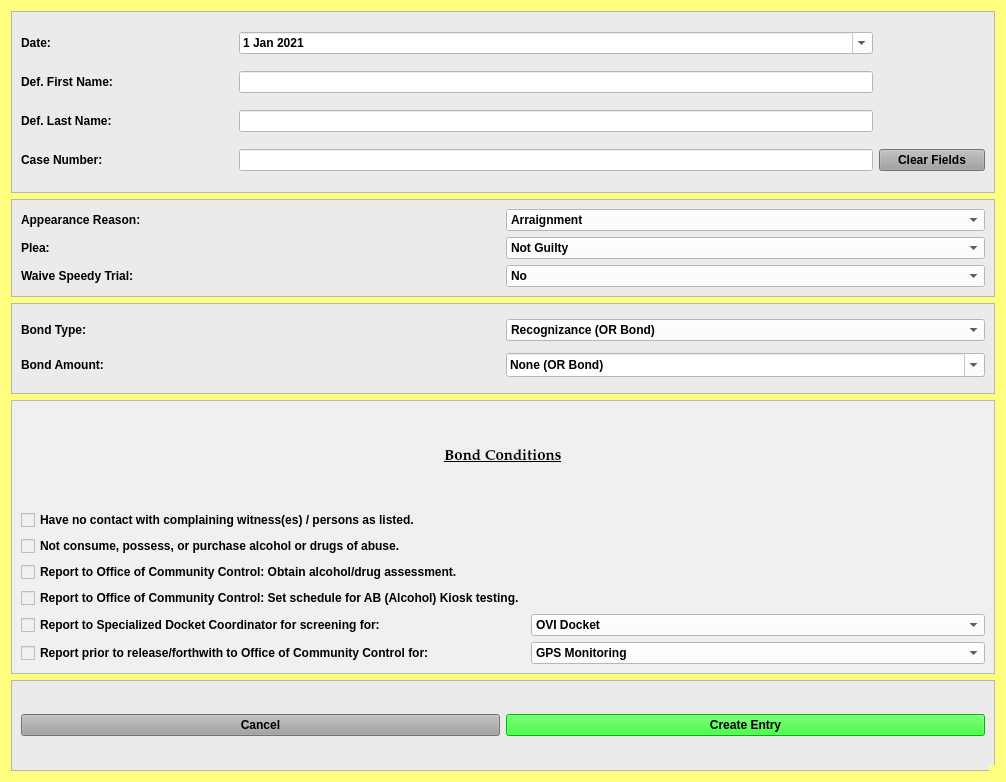
HunterProgram22/MuniEntry, file resources/ui/NotGuiltyBondDialog.ui: the form before one commit.
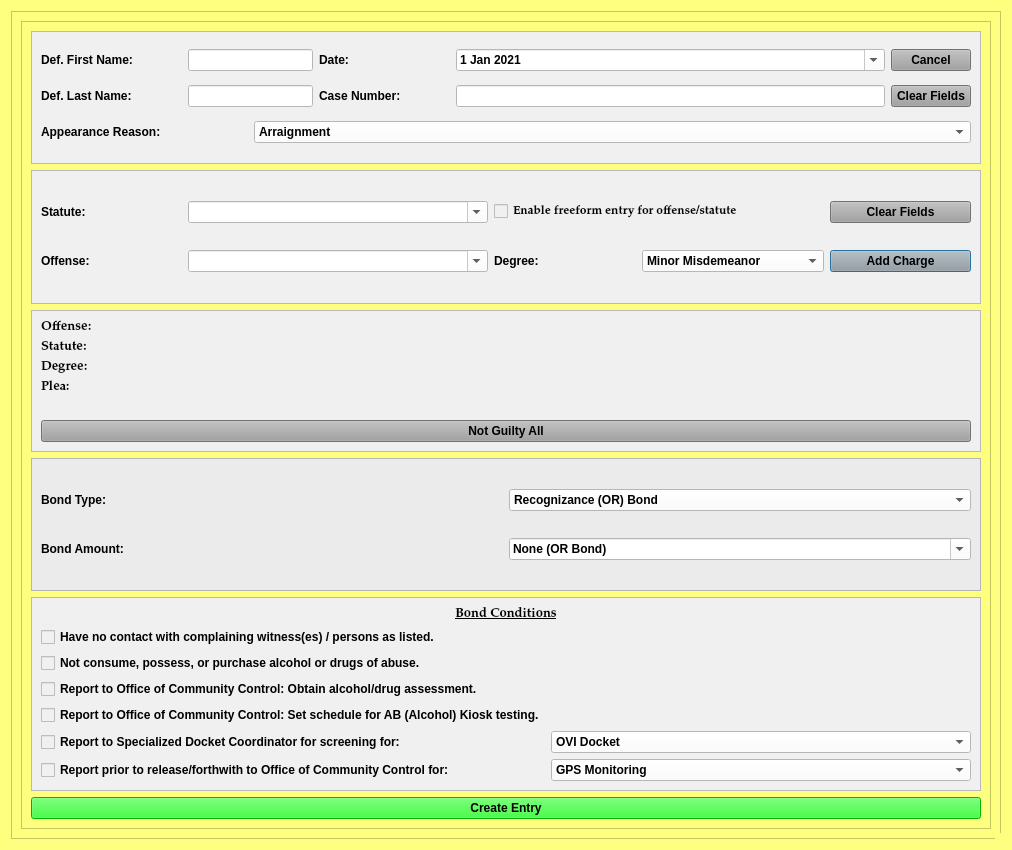
The form after the commit.

Commit message: Working on Not Guilty Bond Template and Dialog.

```diff
--- a/resources/ui/NotGuiltyBondDialog.ui
+++ b/resources/ui/NotGuiltyBondDialog.ui
@@ -5,15 +5,12 @@
   <property name="windowModality">
    <enum>Qt::NonModal</enum>
   </property>
-  <property name="enabled">
-   <bool>true</bool>
-  </property>
   <property name="geometry">
    <rect>
     <x>0</x>
     <y>0</y>
-    <width>1006</width>
-    <height>782</height>
+    <width>1012</width>
+    <height>850</height>
    </rect>
   </property>
   <property name="sizePolicy">
@@ -128,7 +125,7 @@
   <property name="font">
    <font>
     <family>Palatino Linotype</family>
-    <pointsize>11</pointsize>
+    <pointsize>10</pointsize>
     <weight>75</weight>
     <italic>false</italic>
     <bold>true</bold>
@@ -151,11 +148,11 @@
   <property name="modal">
    <bool>true</bool>
   </property>
-  <layout class="QVBoxLayout" name="verticalLayout" stretch="2,1,1,3,1">
-   <item>
-    <widget class="QFrame" name="frame">
+  <layout class="QGridLayout" name="gridLayout_8">
+   <item row="0" column="0">
+    <widget class="QFrame" name="frame_4">
      <property name="styleSheet">
-      <string notr="true">background-color: rgb(235, 235, 235);</string>
+      <string notr="true">background-color: rgb(255, 255, 127);</string>
      </property>
      <property name="frameShape">
       <enum>QFrame::StyledPanel</enum>
@@ -163,15 +160,71 @@
      <property name="frameShadow">
       <enum>QFrame::Raised</enum>
      </property>
-     <layout class="QGridLayout" name="gridLayout_2" columnstretch="2,6,1">
+     <layout class="QGridLayout" name="gridLayout_4">
       <item row="0" column="0">
+       <widget class="QScrollArea" name="scrollArea">
+        <property name="focusPolicy">
+         <enum>Qt::NoFocus</enum>
+        </property>
+        <property name="widgetResizable">
+         <bool>true</bool>
+        </property>
+        <widget class="QWidget" name="scrollAreaWidgetContents">
+         <property name="geometry">
+          <rect>
+           <x>0</x>
+           <y>0</y>
+           <width>957</width>
+           <height>813</height>
+          </rect>
+         </property>
+         <layout class="QGridLayout" name="gridLayout_7">
+          <item row="0" column="0">
+           <widget class="QFrame" name="frame_3">
+            <property name="styleSheet">
+             <string notr="true">background-color: rgb(240, 240, 240);</string>
+            </property>
+            <property name="frameShape">
+             <enum>QFrame::StyledPanel</enum>
+            </property>
+            <property name="frameShadow">
+             <enum>QFrame::Raised</enum>
+            </property>
+            <layout class="QGridLayout" name="gridLayout">
+             <item row="0" column="0">
+              <widget class="QLabel" name="label">
+               <property name="minimumSize">
+                <size>
+                 <width>141</width>
+                 <height>0</height>
+                </size>
+               </property>
+               <property name="text">
+                <string>Def. First Name:</string>
+               </property>
+              </widget>
+             </item>
+             <item row="0" column="1" colspan="2">
+              <widget class="QLineEdit" name="defendant_first_name_lineEdit">
+               <property name="maximumSize">
+                <size>
+                 <width>500</width>
+                 <height>16777215</height>
+                </size>
+               </property>
+               <property name="styleSheet">
+                <string notr="true">background-color: rgb(255, 255, 255);</string>
+               </property>
+              </widget>
+             </item>
+             <item row="0" column="3">
        <widget class="QLabel" name="label_26">
         <property name="text">
          <string>Date:</string>
         </property>
        </widget>
       </item>
-      <item row="0" column="1">
+             <item row="0" column="4">
        <widget class="QDateEdit" name="plea_trial_date">
         <property name="focusPolicy">
          <enum>Qt::NoFocus</enum>
@@ -198,34 +251,33 @@
         </property>
        </widget>
       </item>
-      <item row="1" column="0">
-       <widget class="QLabel" name="label">
-        <property name="text">
-         <string>Def. First Name:</string>
-        </property>
-       </widget>
-      </item>
-      <item row="1" column="1">
-       <widget class="QLineEdit" name="defendant_first_name_lineEdit">
-        <property name="maximumSize">
-         <size>
-          <width>5000</width>
-          <height>16777215</height>
-         </size>
+             <item row="0" column="5">
+              <widget class="QPushButton" name="cancel_Button">
+               <property name="focusPolicy">
+                <enum>Qt::NoFocus</enum>
         </property>
         <property name="styleSheet">
-         <string notr="true">background-color: rgb(255, 255, 255);</string>
+                <string notr="true">background-color: rgb(160, 160, 160);</string>
+               </property>
+               <property name="text">
+                <string>Cancel</string>
         </property>
        </widget>
       </item>
-      <item row="2" column="0">
+             <item row="1" column="0">
        <widget class="QLabel" name="label_2">
+               <property name="minimumSize">
+                <size>
+                 <width>141</width>
+                 <height>0</height>
+                </size>
+               </property>
         <property name="text">
          <string>Def. Last Name:</string>
         </property>
        </widget>
       </item>
-      <item row="2" column="1">
+             <item row="1" column="1" colspan="2">
        <widget class="QLineEdit" name="defendant_last_name_lineEdit">
         <property name="enabled">
          <bool>true</bool>
@@ -235,18 +287,24 @@
         </property>
        </widget>
       </item>
-      <item row="3" column="0">
+             <item row="1" column="3">
        <widget class="QLabel" name="label_3">
+               <property name="minimumSize">
+                <size>
+                 <width>131</width>
+                 <height>0</height>
+                </size>
+               </property>
         <property name="text">
          <string>Case Number:</string>
         </property>
        </widget>
       </item>
-      <item row="3" column="1">
+             <item row="1" column="4">
        <widget class="QLineEdit" name="case_number_lineEdit">
         <property name="maximumSize">
          <size>
-          <width>5000</width>
+                 <width>500</width>
           <height>16777215</height>
          </size>
         </property>
@@ -255,7 +313,7 @@
         </property>
        </widget>
       </item>
-      <item row="3" column="2">
+             <item row="1" column="5">
        <widget class="QPushButton" name="clear_fields_case_Button">
         <property name="focusPolicy">
          <enum>Qt::NoFocus</enum>
@@ -268,22 +326,14 @@
         </property>
        </widget>
       </item>
-     </layout>
-    </widget>
-   </item>
-   <item>
-    <widget class="QFrame" name="frame_2">
-     <property name="styleSheet">
-      <string notr="true">background-color: rgb(235, 235, 235);</string>
-     </property>
-     <property name="frameShape">
-      <enum>QFrame::StyledPanel</enum>
-     </property>
-     <property name="frameShadow">
-      <enum>QFrame::Raised</enum>
-     </property>
-     <layout class="QGridLayout" name="gridLayout_3">
-      <item row="0" column="1">
+             <item row="2" column="0" colspan="2">
+              <widget class="QLabel" name="label_5">
+               <property name="text">
+                <string>Appearance Reason:</string>
+               </property>
+              </widget>
+             </item>
+             <item row="2" column="2" colspan="4">
        <widget class="QComboBox" name="appearance_reason_box">
         <property name="styleSheet">
          <string notr="true">background-color: rgb(255, 255, 255);</string>
@@ -300,61 +350,279 @@
         </item>
        </widget>
       </item>
-      <item row="0" column="0">
-       <widget class="QLabel" name="label_4">
-        <property name="text">
-         <string>Appearance Reason:</string>
-        </property>
-       </widget>
-      </item>
-      <item row="1" column="1">
-       <widget class="QComboBox" name="plea_box">
-        <property name="styleSheet">
-         <string notr="true">background-color: rgb(255, 255, 255);</string>
-        </property>
-        <item>
-         <property name="text">
-          <string>Not Guilty</string>
-         </property>
-        </item>
+            </layout>
        </widget>
       </item>
       <item row="1" column="0">
-       <widget class="QLabel" name="label_5">
-        <property name="text">
-         <string>Plea:</string>
-        </property>
-       </widget>
-      </item>
-      <item row="2" column="0">
+           <widget class="QFrame" name="frame">
+            <property name="styleSheet">
+             <string notr="true">background-color: rgb(240, 240, 240);</string>
+            </property>
+            <property name="frameShape">
+             <enum>QFrame::StyledPanel</enum>
+            </property>
+            <property name="frameShadow">
+             <enum>QFrame::Raised</enum>
+            </property>
+            <layout class="QGridLayout" name="gridLayout_2">
+             <item row="0" column="0">
        <widget class="QLabel" name="label_6">
         <property name="text">
-         <string>Waive Speedy Trial: </string>
+                <string>Statute:</string>
         </property>
        </widget>
       </item>
-      <item row="2" column="1">
-       <widget class="QComboBox" name="speedy_trial_box">
+             <item row="0" column="1">
+              <widget class="QComboBox" name="statute_choice_box">
+               <property name="enabled">
+                <bool>true</bool>
+               </property>
+               <property name="minimumSize">
+                <size>
+                 <width>300</width>
+                 <height>0</height>
+                </size>
+               </property>
+               <property name="focusPolicy">
+                <enum>Qt::WheelFocus</enum>
+               </property>
         <property name="styleSheet">
          <string notr="true">background-color: rgb(255, 255, 255);</string>
         </property>
+               <property name="editable">
+                <bool>true</bool>
+               </property>
+              </widget>
+             </item>
+             <item row="0" column="2" colspan="2">
+              <widget class="QCheckBox" name="freeform_entry_checkBox">
+               <property name="font">
+                <font>
+                 <family>Palatino Linotype</family>
+                 <pointsize>9</pointsize>
+                 <weight>9</weight>
+                 <italic>false</italic>
+                 <bold>false</bold>
+                </font>
+               </property>
+               <property name="focusPolicy">
+                <enum>Qt::NoFocus</enum>
+               </property>
+               <property name="styleSheet">
+                <string notr="true">font: 75 9pt &quot;Palatino Linotype&quot;;</string>
+               </property>
+               <property name="text">
+                <string>Enable freeform entry for offense/statute</string>
+               </property>
+              </widget>
+             </item>
+             <item row="0" column="4">
+              <widget class="QPushButton" name="clear_fields_charge_Button">
+               <property name="focusPolicy">
+                <enum>Qt::NoFocus</enum>
+               </property>
+               <property name="styleSheet">
+                <string notr="true">background-color: rgb(160, 160, 160);</string>
+               </property>
+               <property name="text">
+                <string>Clear Fields</string>
+               </property>
+              </widget>
+             </item>
+             <item row="1" column="0">
+              <widget class="QLabel" name="label_15">
+               <property name="text">
+                <string>Offense:</string>
+               </property>
+              </widget>
+             </item>
+             <item row="1" column="1">
+              <widget class="QComboBox" name="offense_choice_box">
+               <property name="minimumSize">
+                <size>
+                 <width>300</width>
+                 <height>0</height>
+                </size>
+               </property>
+               <property name="styleSheet">
+                <string notr="true">background-color: rgb(255, 255, 255);</string>
+               </property>
+               <property name="editable">
+                <bool>true</bool>
+               </property>
+              </widget>
+             </item>
+             <item row="1" column="2">
+              <widget class="QLabel" name="label_23">
+               <property name="text">
+                <string>Degree:</string>
+               </property>
+              </widget>
+             </item>
+             <item row="1" column="3">
+              <widget class="QComboBox" name="degree_choice_box">
+               <property name="enabled">
+                <bool>true</bool>
+               </property>
+               <property name="focusPolicy">
+                <enum>Qt::NoFocus</enum>
+               </property>
+               <property name="styleSheet">
+                <string notr="true">background-color: rgb(255, 255, 255);</string>
+               </property>
         <item>
          <property name="text">
-          <string>No</string>
+                 <string>Minor Misdemeanor</string>
          </property>
         </item>
         <item>
          <property name="text">
-          <string>Yes</string>
-         </property>
-        </item>
-       </widget>
-      </item>
+                 <string>M1</string>
+                </property>
+               </item>
+               <item>
+                <property name="text">
+                 <string>M2</string>
+                </property>
+               </item>
+               <item>
+                <property name="text">
+                 <string>M3</string>
+                </property>
+               </item>
+               <item>
+                <property name="text">
+                 <string>M4</string>
+                </property>
+               </item>
+               <item>
+                <property name="text">
+                 <string>Unclassified Misdemeanor</string>
+                </property>
+               </item>
+              </widget>
+             </item>
+             <item row="1" column="4">
+              <widget class="QPushButton" name="add_charge_Button">
+               <property name="styleSheet">
+                <string notr="true">background-color: rgb(160, 160, 160);</string>
+               </property>
+               <property name="text">
+                <string>Add Charge</string>
+               </property>
+              </widget>
+             </item>
      </layout>
     </widget>
    </item>
-   <item>
-    <widget class="QFrame" name="frame_4">
+          <item row="2" column="0">
+           <widget class="QFrame" name="frame_6">
+            <property name="styleSheet">
+             <string notr="true">background-color: rgb(240, 240, 240);</string>
+            </property>
+            <property name="frameShape">
+             <enum>QFrame::StyledPanel</enum>
+            </property>
+            <property name="frameShadow">
+             <enum>QFrame::Raised</enum>
+            </property>
+            <layout class="QGridLayout" name="gridLayout_3">
+             <item row="0" column="0">
+              <layout class="QGridLayout" name="charges_gridLayout">
+               <item row="1" column="0">
+                <widget class="QLabel" name="label_20">
+                 <property name="font">
+                  <font>
+                   <family>Palatino Linotype</family>
+                   <pointsize>10</pointsize>
+                   <weight>75</weight>
+                   <italic>false</italic>
+                   <bold>true</bold>
+                  </font>
+                 </property>
+                 <property name="text">
+                  <string>Statute:</string>
+                 </property>
+                </widget>
+               </item>
+               <item row="2" column="0">
+                <widget class="QLabel" name="label_21">
+                 <property name="font">
+                  <font>
+                   <family>Palatino Linotype</family>
+                   <pointsize>10</pointsize>
+                   <weight>75</weight>
+                   <italic>false</italic>
+                   <bold>true</bold>
+                  </font>
+                 </property>
+                 <property name="text">
+                  <string>Degree:</string>
+                 </property>
+                </widget>
+               </item>
+               <item row="3" column="0">
+                <widget class="QLabel" name="plea_label_1">
+                 <property name="font">
+                  <font>
+                   <family>Palatino Linotype</family>
+                   <pointsize>10</pointsize>
+                   <weight>75</weight>
+                   <italic>false</italic>
+                   <bold>true</bold>
+                  </font>
+                 </property>
+                 <property name="text">
+                  <string>Plea:</string>
+                 </property>
+                </widget>
+               </item>
+               <item row="0" column="0">
+                <widget class="QLabel" name="offense_label_1">
+                 <property name="font">
+                  <font>
+                   <family>Palatino Linotype</family>
+                   <pointsize>10</pointsize>
+                   <weight>75</weight>
+                   <italic>false</italic>
+                   <bold>true</bold>
+                  </font>
+                 </property>
+                 <property name="text">
+                  <string>Offense:</string>
+                 </property>
+                 <property name="wordWrap">
+                  <bool>true</bool>
+                 </property>
+                </widget>
+               </item>
+               <item row="4" column="0">
+                <widget class="QLabel" name="label_4">
+                 <property name="text">
+                  <string/>
+                 </property>
+                </widget>
+               </item>
+              </layout>
+             </item>
+             <item row="1" column="0">
+              <widget class="QPushButton" name="not_guilty_all_Button">
+               <property name="focusPolicy">
+                <enum>Qt::NoFocus</enum>
+               </property>
+               <property name="styleSheet">
+                <string notr="true">background-color: rgb(160, 160, 160);</string>
+               </property>
+               <property name="text">
+                <string>Not Guilty All</string>
+               </property>
+              </widget>
+             </item>
+            </layout>
+           </widget>
+          </item>
+          <item row="3" column="0">
+           <widget class="QFrame" name="frame_5">
      <property name="styleSheet">
       <string notr="true">background-color: rgb(235, 235, 235);</string>
      </property>
@@ -364,7 +632,7 @@
      <property name="frameShadow">
       <enum>QFrame::Raised</enum>
      </property>
-     <layout class="QGridLayout" name="gridLayout_4">
+            <layout class="QGridLayout" name="gridLayout_5">
       <item row="1" column="0">
        <widget class="QLabel" name="label_9">
         <property name="text">
@@ -379,7 +647,7 @@
         </property>
         <item>
          <property name="text">
-          <string>Recognizance (OR Bond)</string>
+                 <string>Recognizance (OR) Bond</string>
          </property>
         </item>
         <item>
@@ -406,7 +674,7 @@
         <property name="font">
          <font>
           <family>Palatino Linotype</family>
-          <pointsize>11</pointsize>
+                 <pointsize>10</pointsize>
           <weight>75</weight>
           <italic>false</italic>
           <bold>true</bold>
@@ -463,8 +731,8 @@
      </layout>
     </widget>
    </item>
-   <item>
-    <widget class="QFrame" name="frame_5">
+          <item row="4" column="0">
+           <widget class="QFrame" name="frame_7">
      <property name="styleSheet">
       <string notr="true">background-color: rgb(240, 240, 240);</string>
      </property>
@@ -474,7 +742,7 @@
      <property name="frameShadow">
       <enum>QFrame::Raised</enum>
      </property>
-     <layout class="QGridLayout" name="gridLayout_5">
+            <layout class="QGridLayout" name="gridLayout_6">
       <item row="1" column="0">
        <widget class="QCheckBox" name="no_contact_checkBox">
         <property name="text">
@@ -482,23 +750,17 @@
         </property>
        </widget>
       </item>
-      <item row="0" column="0" colspan="2">
-       <widget class="QLabel" name="label_7">
-        <property name="font">
-         <font>
-          <family>Palatino Linotype</family>
-          <pointsize>11</pointsize>
-          <weight>75</weight>
-          <italic>false</italic>
-          <bold>true</bold>
-          <underline>true</underline>
-         </font>
-        </property>
+             <item row="2" column="0">
+              <widget class="QCheckBox" name="no_alcohol_drugs_checkBox">
         <property name="text">
-         <string>Bond Conditions</string>
-        </property>
-        <property name="alignment">
-         <set>Qt::AlignCenter</set>
+                <string>Not consume, possess, or purchase alcohol or drugs of abuse.</string>
+               </property>
+              </widget>
+             </item>
+             <item row="4" column="0">
+              <widget class="QCheckBox" name="alcohol_test_kiosk_checkBox">
+               <property name="text">
+                <string>Report to Office of Community Control: Set schedule for AB (Alcohol) Kiosk testing.</string>
         </property>
        </widget>
       </item>
@@ -509,13 +771,6 @@
         </property>
        </widget>
       </item>
-      <item row="5" column="0">
-       <widget class="QCheckBox" name="specialized_docket_checkBox">
-        <property name="text">
-         <string>Report to Specialized Docket Coordinator for screening for:</string>
-        </property>
-       </widget>
-      </item>
       <item row="7" column="1">
        <widget class="QComboBox" name="monitoring_type_box">
         <property name="enabled">
@@ -541,6 +796,20 @@
         </item>
        </widget>
       </item>
+             <item row="3" column="0">
+              <widget class="QCheckBox" name="alcohol_drugs_assessment_checkBox">
+               <property name="text">
+                <string>Report to Office of Community Control: Obtain alcohol/drug assessment. </string>
+               </property>
+              </widget>
+             </item>
+             <item row="5" column="0">
+              <widget class="QCheckBox" name="specialized_docket_checkBox">
+               <property name="text">
+                <string>Report to Specialized Docket Coordinator for screening for:</string>
+               </property>
+              </widget>
+             </item>
       <item row="5" column="1">
        <widget class="QComboBox" name="specialized_docket_type_box">
         <property name="enabled">
@@ -566,43 +835,30 @@
         </item>
        </widget>
       </item>
-      <item row="4" column="0">
-       <widget class="QCheckBox" name="alcohol_test_kiosk_checkBox">
-        <property name="text">
-         <string>Report to Office of Community Control: Set schedule for AB (Alcohol) Kiosk testing.</string>
-        </property>
-       </widget>
-      </item>
-      <item row="3" column="0">
-       <widget class="QCheckBox" name="alcohol_drugs_assessment_checkBox">
+             <item row="0" column="0" colspan="2">
+              <widget class="QLabel" name="label_7">
+               <property name="font">
+                <font>
+                 <family>Palatino Linotype</family>
+                 <pointsize>10</pointsize>
+                 <weight>75</weight>
+                 <italic>false</italic>
+                 <bold>true</bold>
+                 <underline>true</underline>
+                </font>
+               </property>
         <property name="text">
-         <string>Report to Office of Community Control: Obtain alcohol/drug assessment. </string>
-        </property>
-       </widget>
-      </item>
-      <item row="2" column="0">
-       <widget class="QCheckBox" name="no_alcohol_drugs_checkBox">
-        <property name="text">
-         <string>Not consume, possess, or purchase alcohol or drugs of abuse.</string>
+                <string>Bond Conditions</string>
+               </property>
+               <property name="alignment">
+                <set>Qt::AlignCenter</set>
         </property>
        </widget>
       </item>
      </layout>
     </widget>
    </item>
-   <item>
-    <widget class="QFrame" name="frame_3">
-     <property name="styleSheet">
-      <string notr="true">background-color: rgb(235, 235, 235);</string>
-     </property>
-     <property name="frameShape">
-      <enum>QFrame::StyledPanel</enum>
-     </property>
-     <property name="frameShadow">
-      <enum>QFrame::Raised</enum>
-     </property>
-     <layout class="QGridLayout" name="gridLayout">
-      <item row="0" column="1">
+          <item row="5" column="0">
        <widget class="QPushButton" name="create_entry_Button">
         <property name="styleSheet">
          <string notr="true">background-color: rgb(0, 255, 0);</string>
@@ -615,17 +871,8 @@
         </property>
        </widget>
       </item>
-      <item row="0" column="0">
-       <widget class="QPushButton" name="cancel_Button">
-        <property name="focusPolicy">
-         <enum>Qt::NoFocus</enum>
-        </property>
-        <property name="styleSheet">
-         <string notr="true">background-color: rgb(160, 160, 160);</string>
-        </property>
-        <property name="text">
-         <string>Cancel</string>
-        </property>
+         </layout>
+        </widget>
        </widget>
       </item>
      </layout>
```
Left out of the diff: 22 changed lines with no effect on the pictures. Lines whose indentation alone changed are shown as unchanged. The commit also changes 10 other files.
